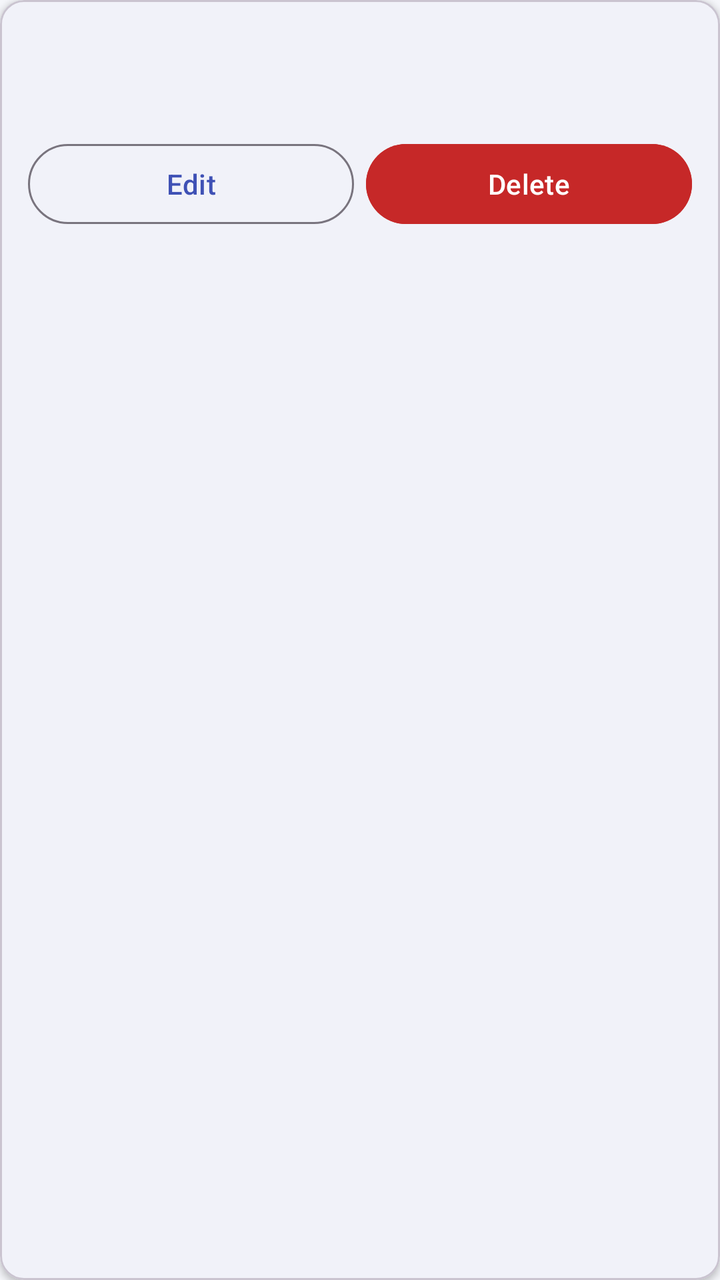
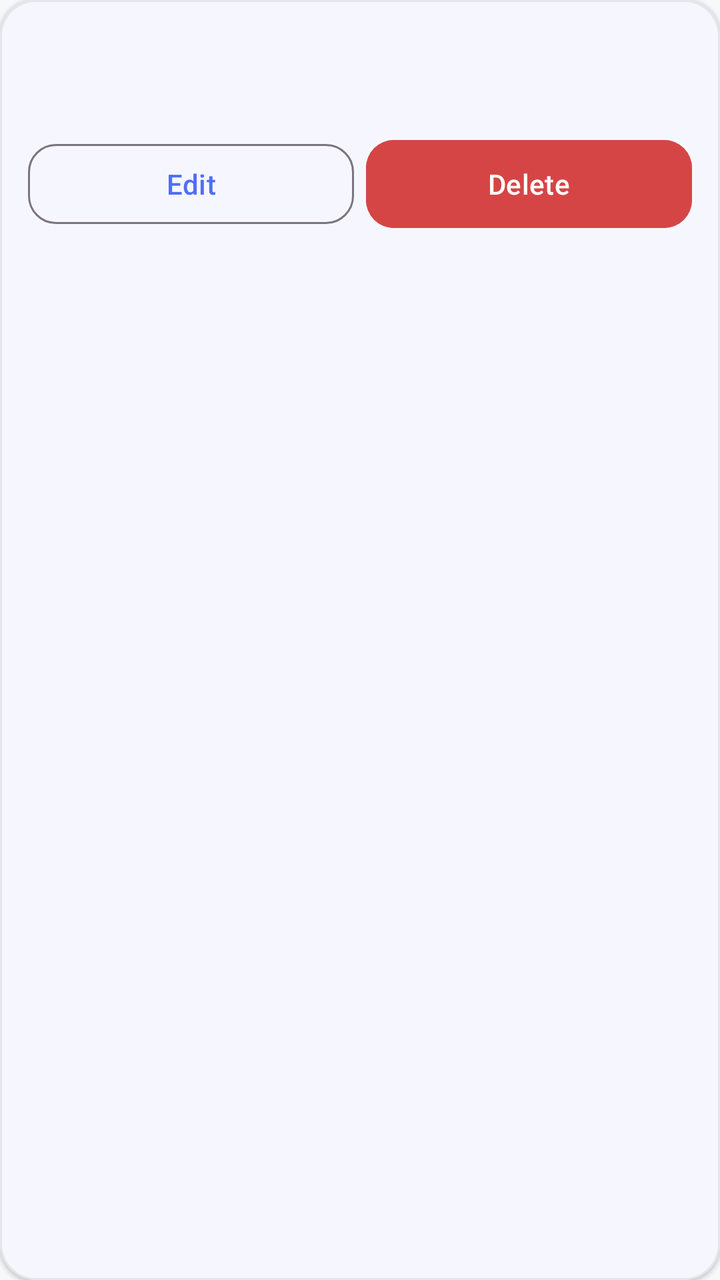

Screens rendered from an Android XML layout before and after an edit, with the pre-edit source and the edit as a unified diff.
<!-- AndroidManifest.xml: application theme Theme.Eve -->
<!-- res/layout/item_manage_question.xml -->
<?xml version="1.0" encoding="utf-8"?>
<com.google.android.material.card.MaterialCardView xmlns:android="http://schemas.android.com/apk/res/android"
    xmlns:app="http://schemas.android.com/apk/res-auto"
    android:layout_width="match_parent"
    android:layout_height="wrap_content"
    android:layout_margin="6dp"
    app:cardCornerRadius="12dp"
    app:cardElevation="2dp">

    <LinearLayout
        android:layout_width="match_parent"
        android:layout_height="wrap_content"
        android:orientation="vertical"
        android:padding="14dp">

        <TextView
            android:id="@+id/tvQuestionText"
            android:layout_width="match_parent"
            android:layout_height="wrap_content"
            android:textColor="?attr/colorOnSurface"
            android:textSize="15sp" />

        <TextView
            android:id="@+id/tvCorrect"
            android:layout_width="match_parent"
            android:layout_height="wrap_content"
            android:layout_marginTop="6dp"
            android:textColor="@color/eve_green"
            android:textSize="13sp" />

        <LinearLayout
            android:layout_width="match_parent"
            android:layout_height="wrap_content"
            android:layout_marginTop="10dp"
            android:orientation="horizontal">

            <com.google.android.material.button.MaterialButton
                android:id="@+id/btnEdit"
                style="@style/Widget.Material3.Button.OutlinedButton"
                android:layout_width="0dp"
                android:layout_height="wrap_content"
                android:layout_marginEnd="6dp"
                android:layout_weight="1"
                android:text="Edit" />

            <com.google.android.material.button.MaterialButton
                android:id="@+id/btnDelete"
                android:layout_width="0dp"
                android:layout_height="wrap_content"
                android:layout_weight="1"
                android:backgroundTint="@color/eve_red"
                android:text="Delete" />
        </LinearLayout>
    </LinearLayout>
</com.google.android.material.card.MaterialCardView>
<!-- resources referenced by this layout -->
<resources>
  <color name="eve_green">#2E7D32</color>
  <color name="eve_red">#C62828</color>
  <style name="Theme.Eve" parent="Theme.Material3.Light.NoActionBar">
          <item name="colorPrimary">@color/eve_primary</item>
          <item name="colorOnPrimary">@android:color/white</item>
          <item name="colorSecondary">@color/eve_accent</item>
          <item name="colorSurface">@android:color/white</item>
          <item name="colorOnSurface">#1A1A1A</item>
          <item name="android:windowBackground">@color/eve_bg</item>
          <item name="android:statusBarColor">@color/eve_primary_dark</item>
      </style>
  <color name="eve_primary">#3F51B5</color>
  <color name="eve_accent">#FF6D00</color>
  <color name="eve_bg">#F5F6FA</color>
  <color name="eve_primary_dark">#303F9F</color>
</resources>

<!-- the commit's change to res/layout/item_manage_question.xml (unified diff, before → after) -->
@@ -1,11 +1,12 @@
 <?xml version="1.0" encoding="utf-8"?>
 <com.google.android.material.card.MaterialCardView xmlns:android="http://schemas.android.com/apk/res/android"
     xmlns:app="http://schemas.android.com/apk/res-auto"
+    style="@style/Widget.Eve.Card"
     android:layout_width="match_parent"
     android:layout_height="wrap_content"
     android:layout_margin="6dp"
-    app:cardCornerRadius="12dp"
-    app:cardElevation="2dp">
+    app:cardCornerRadius="18dp"
+    app:cardElevation="1dp">
 
     <LinearLayout
         android:layout_width="match_parent"
@@ -36,7 +37,7 @@
 
             <com.google.android.material.button.MaterialButton
                 android:id="@+id/btnEdit"
-                style="@style/Widget.Material3.Button.OutlinedButton"
+                style="@style/Widget.Eve.OutlinedButton"
                 android:layout_width="0dp"
                 android:layout_height="wrap_content"
                 android:layout_marginEnd="6dp"
<!-- resource entries referenced after the edit -->
@@ -1,19 +1,46 @@
 <!-- resources referenced by this layout -->
 <resources>
-  <color name="eve_green">#2E7D32</color>
-  <color name="eve_red">#C62828</color>
+  <color name="eve_green">#238636</color>
+  <color name="eve_red">#D64545</color>
+  <style name="Widget.Eve.Card" parent="Widget.Material3.CardView.Elevated">
+          <item name="cardCornerRadius">18dp</item>
+          <item name="cardElevation">1dp</item>
+          <item name="strokeWidth">1dp</item>
+          <item name="strokeColor">@color/eve_stroke</item>
+          <item name="cardBackgroundColor">@color/eve_surface</item>
+      </style>
+  <style name="Widget.Eve.OutlinedButton" parent="Widget.Material3.Button.OutlinedButton">
+          <item name="android:minHeight">48dp</item>
+          <item name="android:textAllCaps">false</item>
+          <item name="cornerRadius">14dp</item>
+          <item name="strokeWidth">1dp</item>
+      </style>
   <style name="Theme.Eve" parent="Theme.Material3.Light.NoActionBar">
           <item name="colorPrimary">@color/eve_primary</item>
           <item name="colorOnPrimary">@android:color/white</item>
           <item name="colorSecondary">@color/eve_accent</item>
-          <item name="colorSurface">@android:color/white</item>
-          <item name="colorOnSurface">#1A1A1A</item>
+          <item name="colorSurface">@color/eve_surface</item>
+          <item name="colorOnSurface">@color/eve_text</item>
           <item name="android:windowBackground">@color/eve_bg</item>
-          <item name="android:statusBarColor">@color/eve_primary_dark</item>
+          <item name="android:statusBarColor">@color/eve_bg</item>
+          <item name="android:navigationBarColor">@color/eve_bg</item>
+          <item name="android:windowLightStatusBar">true</item>
+          <item name="android:windowLightNavigationBar">true</item>
+          <item name="materialCardViewStyle">@style/Widget.Eve.Card</item>
+          <item name="materialButtonStyle">@style/Widget.Eve.Button</item>
       </style>
-  <color name="eve_primary">#3F51B5</color>
-  <color name="eve_accent">#FF6D00</color>
-  <color name="eve_bg">#F5F6FA</color>
-  <color name="eve_primary_dark">#303F9F</color>
+  <color name="eve_stroke">#E3E6EB</color>
+  <color name="eve_surface">#FFFFFF</color>
+  <color name="eve_primary">#4F6EF7</color>
+  <color name="eve_accent">#4F6EF7</color>
+  <color name="eve_text">#17191C</color>
+  <color name="eve_bg">#F7F8FA</color>
+  <style name="Widget.Eve.Button" parent="Widget.Material3.Button">
+          <item name="android:minHeight">48dp</item>
+          <item name="android:textAllCaps">false</item>
+          <item name="cornerRadius">14dp</item>
+          <item name="android:insetTop">2dp</item>
+          <item name="android:insetBottom">2dp</item>
+      </style>
 </resources>
 
